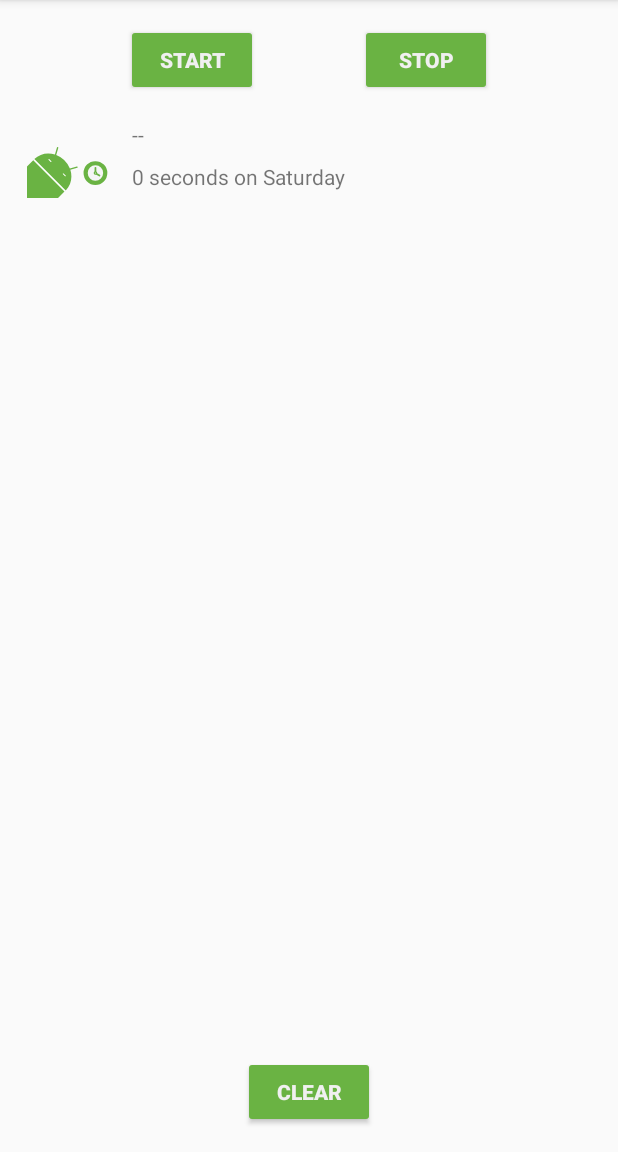
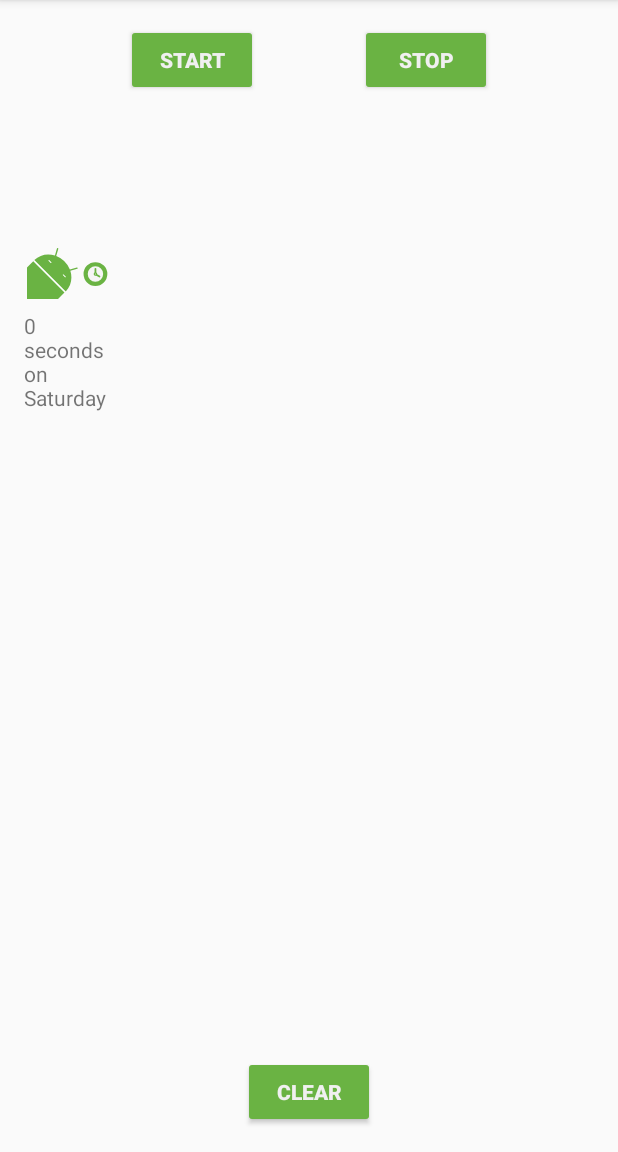
Before and after one commit to ChaMinZi/Android_Basic_Sample, an Android app: the screen it shows after launch (MainActivity), after a tap on "START", on a phone screen of 412 x 824 dp, the part 84-1236 px from its top. Run offline under Robolectric (Android 15) with nearby library versions, the phone set to English and light mode, and no system bars; our stand-ins replace Room's generated code, data binding; Roboto replaces fonts that are not available here; 3 statements that could not run were skipped.

Commit message:
Change LinearLayout to GridLayout

```diff
--- a/TrackmySleepQuality/app/src/main/java/com/example/android/trackmysleepquality/sleeptracker/SleepTrackerFragment.kt
+++ b/TrackmySleepQuality/app/src/main/java/com/example/android/trackmysleepquality/sleeptracker/SleepTrackerFragment.kt
@@ -9,6 +9,7 @@ import androidx.fragment.app.Fragment
 import androidx.lifecycle.Observer
 import androidx.lifecycle.ViewModelProvider
 import androidx.navigation.fragment.findNavController
+import androidx.recyclerview.widget.GridLayoutManager
 import com.example.android.trackmysleepquality.R
 import com.example.android.trackmysleepquality.database.SleepDatabase
 import com.example.android.trackmysleepquality.databinding.FragmentSleepTrackerBinding
@@ -43,6 +44,10 @@ class SleepTrackerFragment : Fragment() {
                         this, viewModelFactory).get(SleepTrackerViewModel::class.java)
 
         binding.sleepTrackerViewModel = sleepTrackerViewModel
+
+        // Add GridLayout
+        val manager = GridLayoutManager(activity, 3)
+        binding.sleepList.layoutManager = manager
 
         // recyclerView setting
         val adapter = SleepNightAdapter()
--- a/TrackmySleepQuality/app/src/main/res/layout/list_item_sleep_night.xml
+++ b/TrackmySleepQuality/app/src/main/res/layout/list_item_sleep_night.xml
@@ -29,25 +29,12 @@
         <TextView
             android:id="@+id/quality_string"
             android:layout_width="0dp"
-            android:layout_height="20dp"
+            android:layout_height="wrap_content"
             android:layout_marginTop="8dp"
-            app:layout_constraintEnd_toEndOf="@+id/sleep_length"
-            app:layout_constraintStart_toStartOf="@+id/sleep_length"
-            app:layout_constraintTop_toBottomOf="@+id/sleep_length"
+            app:layout_constraintEnd_toEndOf="@+id/quality_image"
+            app:layout_constraintStart_toStartOf="@+id/quality_image"
+            app:layout_constraintTop_toBottomOf="@+id/quality_image"
             tools:text="Excellent!!!"
             app:sleepDurationFormatted="@{sleep}"/>
-
-        <TextView
-            android:id="@+id/sleep_length"
-            android:layout_width="0dp"
-            android:layout_height="20dp"
-            android:layout_marginStart="8dp"
-            android:layout_marginTop="8dp"
-            android:layout_marginEnd="16dp"
-            app:layout_constraintEnd_toEndOf="parent"
-            app:layout_constraintStart_toEndOf="@+id/quality_image"
-            app:layout_constraintTop_toTopOf="@+id/quality_image"
-            tools:text="Wednesday"
-            app:sleepQualityString="@{sleep}"/>
     </androidx.constraintlayout.widget.ConstraintLayout>
 </layout>
```
